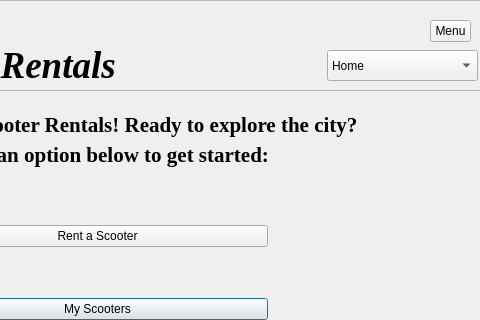
This is scooter_management.ui in DanielleSamaroo/Group-5-Scooters as Qt 5 draws it before an edit; both pictures show x 283 to 763 and y 0 to 320 of the 763 by 552 pixel window. The edited form follows.
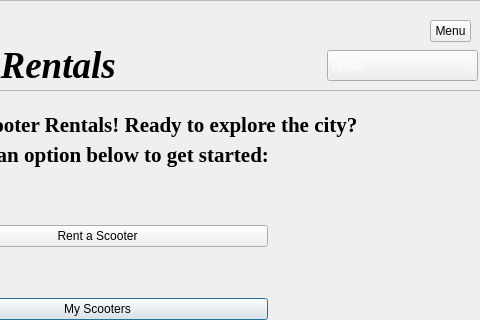
This is the edited form. Icons and pictures are not drawn.

Patch:
```diff
--- a/scooter_management.ui
+++ b/scooter_management.ui
@@ -151,6 +151,24 @@
          </color>
         </brush>
        </colorrole>
+       <colorrole role="Text">
+        <brush brushstyle="SolidPattern">
+         <color alpha="255">
+          <red>255</red>
+          <green>255</green>
+          <blue>255</blue>
+         </color>
+        </brush>
+       </colorrole>
+       <colorrole role="ButtonText">
+        <brush brushstyle="SolidPattern">
+         <color alpha="255">
+          <red>255</red>
+          <green>255</green>
+          <blue>255</blue>
+         </color>
+        </brush>
+       </colorrole>
       </active>
       <inactive>
        <colorrole role="WindowText">
@@ -162,6 +180,24 @@
          </color>
         </brush>
        </colorrole>
+       <colorrole role="Text">
+        <brush brushstyle="SolidPattern">
+         <color alpha="255">
+          <red>255</red>
+          <green>255</green>
+          <blue>255</blue>
+         </color>
+        </brush>
+       </colorrole>
+       <colorrole role="ButtonText">
+        <brush brushstyle="SolidPattern">
+         <color alpha="255">
+          <red>255</red>
+          <green>255</green>
+          <blue>255</blue>
+         </color>
+        </brush>
+       </colorrole>
       </inactive>
       <disabled/>
      </palette>
```
